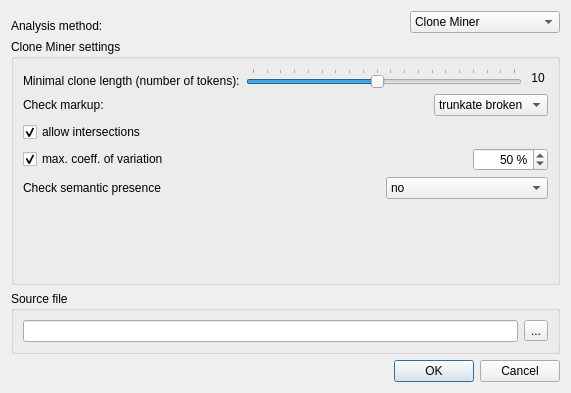
Qt form doc-clone-miner/qtui/element_miner_settings.ui (spbu-se/pldoctoolkit) before a commit.
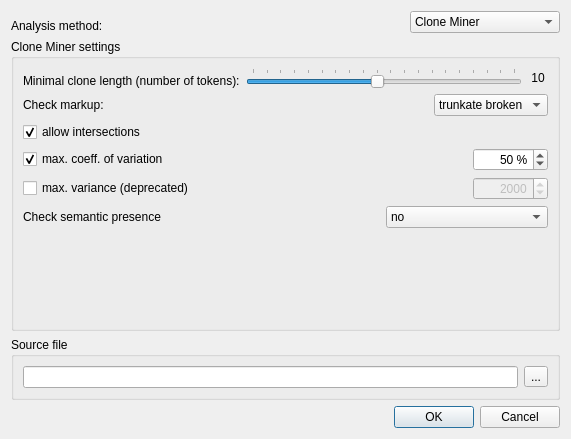
The same form after that commit.

Commit message: Returned variance

The edit to the form file:
```diff
--- a/doc-clone-miner/qtui/element_miner_settings.ui
+++ b/doc-clone-miner/qtui/element_miner_settings.ui
@@ -7,7 +7,7 @@
     <x>0</x>
     <y>0</y>
     <width>571</width>
-    <height>393</height>
+    <height>439</height>
    </rect>
   </property>
   <property name="sizePolicy">
@@ -286,6 +286,61 @@
             </item>
            </layout>
           </item>
+          <item>
+           <layout class="QHBoxLayout" name="horizontalLayout_12">
+            <item>
+             <widget class="QCheckBox" name="cbMaxVar_2">
+              <property name="toolTip">
+               <string>&lt;html&gt;&lt;head/&gt;&lt;body&gt;&lt;p&gt;For element candidates with &lt;span style=&quot; font-style:italic;&quot;&gt;extension points&lt;/span&gt;, maximum allowed &lt;span style=&quot; font-style:italic;&quot;&gt;variance&lt;/span&gt; of &lt;span style=&quot; font-style:italic;&quot;&gt;extension value length&lt;/span&gt;.&lt;/p&gt;&lt;/body&gt;&lt;/html&gt;</string>
+              </property>
+              <property name="text">
+               <string>max. variance (deprecated)</string>
+              </property>
+              <property name="checked">
+               <bool>false</bool>
+              </property>
+             </widget>
+            </item>
+            <item>
+             <spacer name="horizontalSpacer_9">
+              <property name="orientation">
+               <enum>Qt::Horizontal</enum>
+              </property>
+              <property name="sizeHint" stdset="0">
+               <size>
+                <width>40</width>
+                <height>20</height>
+               </size>
+              </property>
+             </spacer>
+            </item>
+            <item>
+             <widget class="QSpinBox" name="sbMaxVar_2">
+              <property name="enabled">
+               <bool>false</bool>
+              </property>
+              <property name="minimumSize">
+               <size>
+                <width>75</width>
+                <height>0</height>
+               </size>
+              </property>
+              <property name="alignment">
+               <set>Qt::AlignRight|Qt::AlignTrailing|Qt::AlignVCenter</set>
+              </property>
+              <property name="suffix">
+               <string/>
+              </property>
+              <property name="maximum">
+               <number>50000</number>
+              </property>
+              <property name="value">
+               <number>2000</number>
+              </property>
+             </widget>
+            </item>
+           </layout>
+          </item>
           <item>
            <layout class="QHBoxLayout" name="horizontalLayout_5">
             <item>
```
The commit also changes 3 other files.
